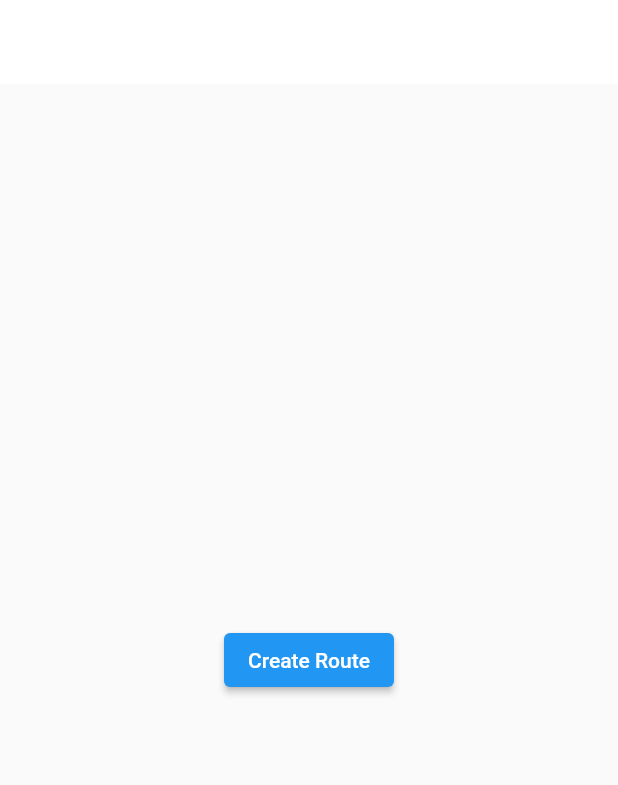
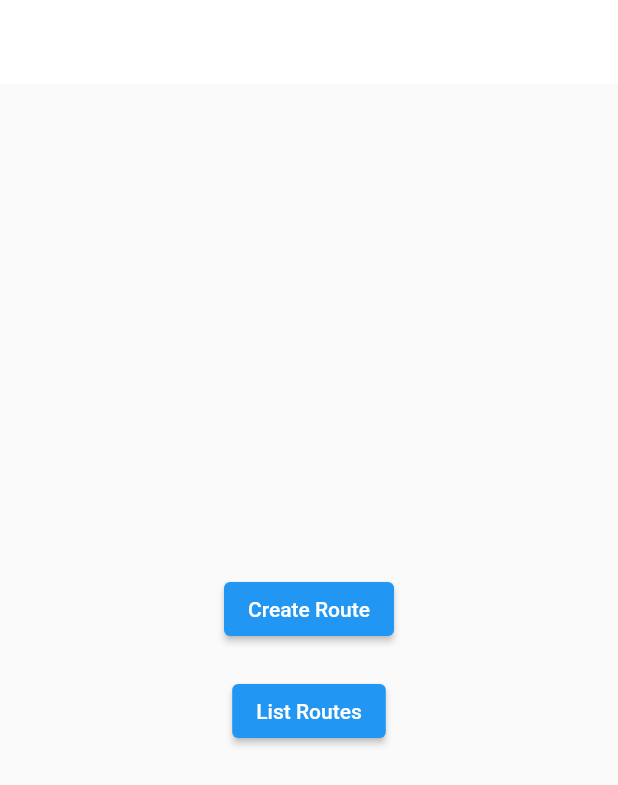
Before and after one commit to segri544/demo, a Flutter app: the screen it shows after launch, on a phone screen of 412 x 824 dp. Shown: the top 785 px of the screen. Run offline on Flutter 3.47's test engine with Material 2 defaults, Android fonts, the phone set to English and light mode, and no system bars; our stand-ins replace cloud_firestore, firebase_auth, firebase_core, flutter_svg, google_maps_flutter; missing offline and left inert: dart:ffi, flutter_polyline_points; accounts and stored records are empty.

Commit message:
list routes

```diff
--- a/lib/main.dart
+++ b/lib/main.dart
@@ -36,6 +36,8 @@
 import 'package:firebase_core/firebase_core.dart';
 import 'package:flutter/material.dart';
 import 'package:google_mao/screens/create_route.dart';
+import 'package:google_mao/screens/ListRoute.dart';
+
 import 'firebase_options.dart';
 
 Future<void> main() async {
@@ -52,15 +54,31 @@ class HomePage extends StatelessWidget {
     return Scaffold(
       appBar: AppBar(title: Text('Home Page')),
       body: Center(
-        child: ElevatedButton(
+        child: Column(
+          mainAxisAlignment: MainAxisAlignment.center,
+          children: [
+            ElevatedButton(
               onPressed: () {
-            // Navigate to the second page when the button is pressed
+                // Navigate to the CreateRoutePage when the button is pressed
                 Navigator.push(
                   context,
                   MaterialPageRoute(builder: (context) => CreateRoutePage()),
                 );
               },
               child: Text('Create Route'),
+            ),
+            SizedBox(height: 20), // Add some spacing between buttons
+            ElevatedButton(
+              onPressed: () {
+                // Navigate to the ListRoutesPage when the button is pressed
+                Navigator.push(
+                  context,
+                  MaterialPageRoute(builder: (context) => ListRoutesPage()),
+                );
+              },
+              child: Text('List Routes'),
+            ),
+          ],
         ),
       ),
     );
```
Also changed, not shown: lib/screens/ListRoute.dart (added, +53 -0 lines). Lines whose indentation alone changed are shown as unchanged.
